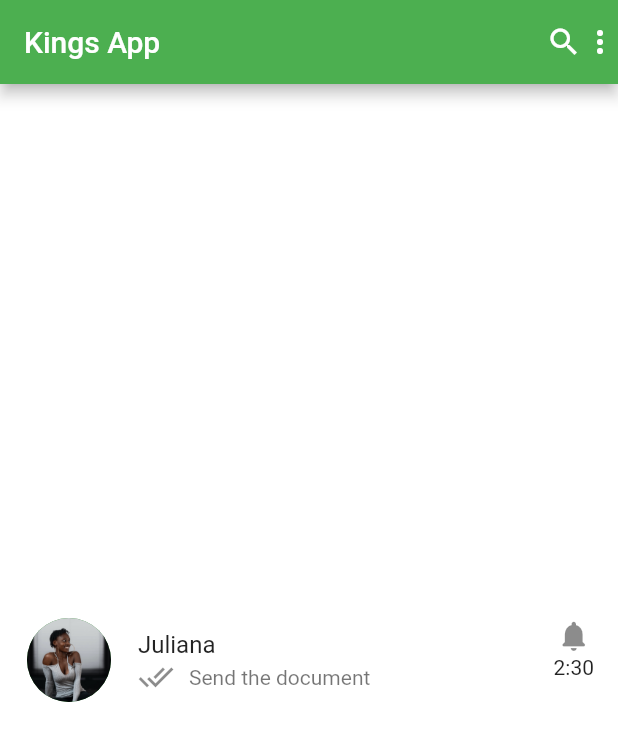
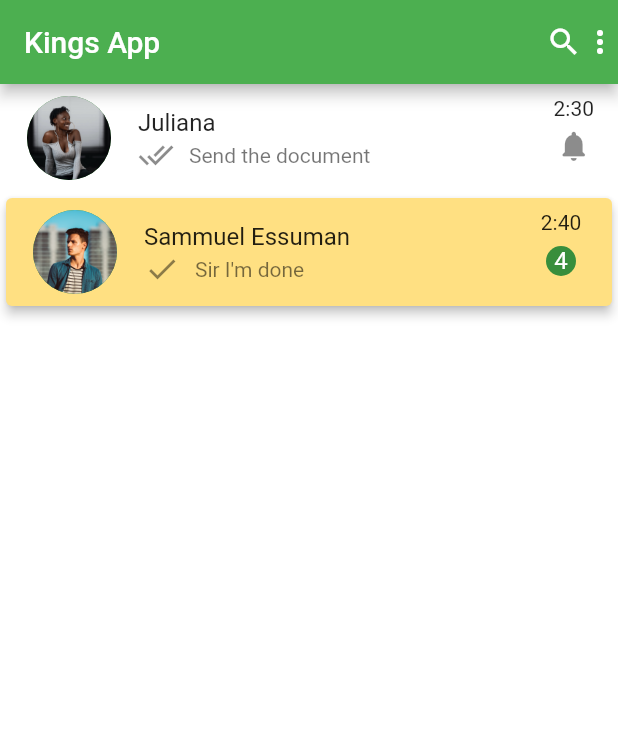
Before and after one commit to NabScosco/First_Flutter_App, a Flutter app: the screen it shows after launch, on a phone screen of 412 x 824 dp. Shown: the top 741 px of the screen. Run offline on Flutter 3.47's test engine with Material 2 defaults, Android fonts, the light colour scheme and no system bars.

Commit message:
I added a Card

```diff
--- a/lib/main.dart
+++ b/lib/main.dart
@@ -29,8 +29,9 @@ class KingsleyHomePage extends StatelessWidget {
           title: const Text("Kings App"),
           actions: const [Icon(Icons.search), Icon(Icons.more_vert)],
         ),
-        body: Center(
-          child: ListTile(
+        body: Column(
+          children: [
+            ListTile(
               leading: CircleAvatar(
                   radius: 30,
                   backgroundImage: AssetImage("assets/images/profile.jpg")),
@@ -44,12 +45,45 @@ class KingsleyHomePage extends StatelessWidget {
               ),
               trailing: Column(
                 children: [
+                  Text('2:30'),
+                  SizedBox(height: 5),
                   Icon(Icons.notifications_rounded),
-                SizedBox(height: 1),
-                Text('2:30')
                 ],
               ),
             ),
+            //This is my ListTile
+            Card(
+            color: Colors.amber[200],
+            elevation: 3,
+              child: ListTile(
+                leading: CircleAvatar(
+                  radius: 30,
+                  backgroundImage: AssetImage("assets/images/glen.jpg"),
+                ),
+                title: const Text("Sammuel Essuman"),
+                subtitle: Row(
+                  children: const [Icon(Icons.done),
+                  SizedBox(
+                    width: 10,
+                  ),
+                  Text("Sir I'm done"),
+                  ],
+                ),
+                trailing: Column(
+                  children: [
+                    Text("2:40"),
+                    Padding(
+                      padding: const EdgeInsets.all(8.0),
+                      child: CircleAvatar(
+                        radius: 10,
+                        child: Text("4"),
+                      ),
+                    )
+                  ],
+                ),
+              ),
+            )
+          ],
         ));
   }
 }
--- a/pubspec.yaml
+++ b/pubspec.yaml
@@ -45,6 +45,7 @@ flutter:
   # To add assets to your application, add an assets section, like this:
   assets:
     - assets/images/profile.jpg
+    -  assets/images/glen.jpg
   #   - images/a_dot_ham.jpeg
 
   # An image asset can refer to one or more resolution-specific "variants", see
```
Also changed, not shown: assets/images/sammy.jpg (renamed from assets/images/del.jpg). Lines whose indentation alone changed are shown as unchanged.
